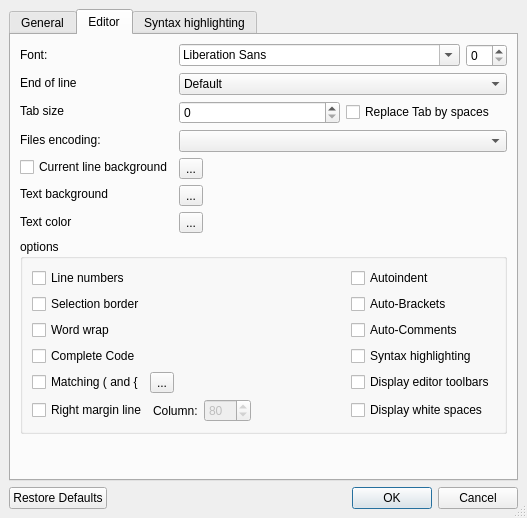
google-code-export/qdevelop, file ui/options.ui: the form before one commit.
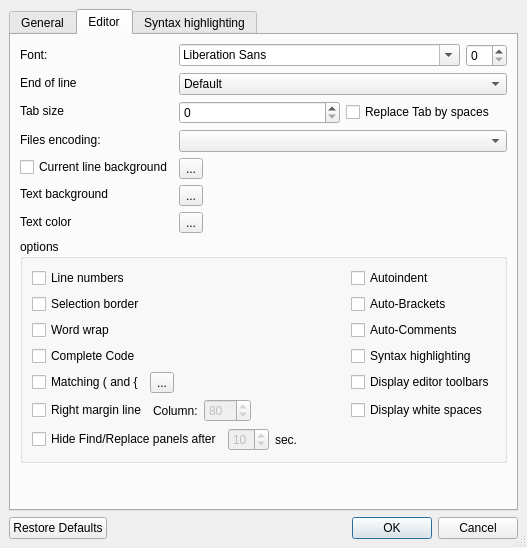
The form after the commit. The open tabs and pages were chosen to show the change. Icons and pictures are not drawn.

Commit message: - Autohide delay of find and replace widgets is now an option and it's possible to disable it (issue 249) - Strings updated - Russian translation updated

Diff of the .ui file:
```diff
--- a/ui/options.ui
+++ b/ui/options.ui
@@ -6,7 +6,7 @@
     <x>0</x>
     <y>0</y>
     <width>527</width>
-    <height>518</height>
+    <height>548</height>
    </rect>
   </property>
   <property name="windowTitle" >
@@ -455,6 +455,53 @@
             </property>
            </widget>
           </item>
+          <item row="6" column="0" >
+           <layout class="QHBoxLayout" name="horizontalLayout_3" >
+            <item>
+             <widget class="QCheckBox" name="hideFindReplace" >
+              <property name="text" >
+               <string>Hide Find/Replace panels after</string>
+              </property>
+             </widget>
+            </item>
+            <item>
+             <widget class="QSpinBox" name="findReplaceDelay" >
+              <property name="enabled" >
+               <bool>false</bool>
+              </property>
+              <property name="minimum" >
+               <number>1</number>
+              </property>
+              <property name="maximum" >
+               <number>60</number>
+              </property>
+              <property name="value" >
+               <number>10</number>
+              </property>
+             </widget>
+            </item>
+            <item>
+             <widget class="QLabel" name="label_19" >
+              <property name="text" >
+               <string>sec.</string>
+              </property>
+             </widget>
+            </item>
+            <item>
+             <spacer name="horizontalSpacer_2" >
+              <property name="orientation" >
+               <enum>Qt::Horizontal</enum>
+              </property>
+              <property name="sizeHint" stdset="0" >
+               <size>
+                <width>40</width>
+                <height>20</height>
+               </size>
+              </property>
+             </spacer>
+            </item>
+           </layout>
+          </item>
           <item row="2" column="0" >
            <widget class="QCheckBox" name="wordwrap" >
             <property name="text" >
```
Left out of the diff: 30 changed lines with no effect on the pictures. The commit also changes 36 other files.
